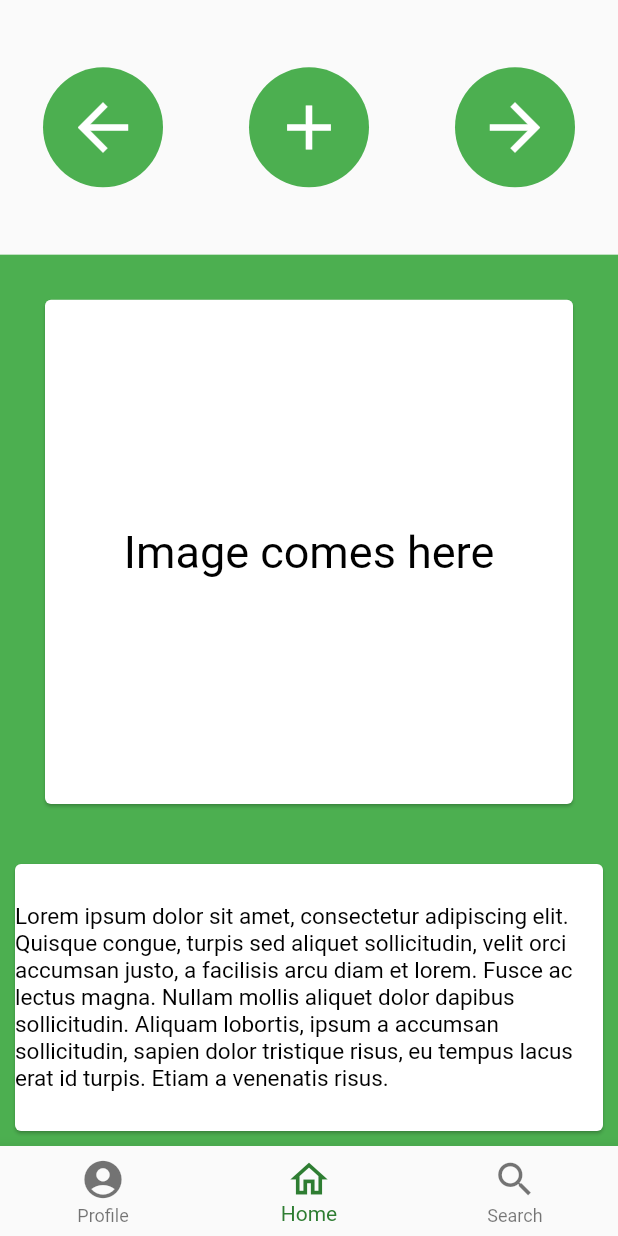
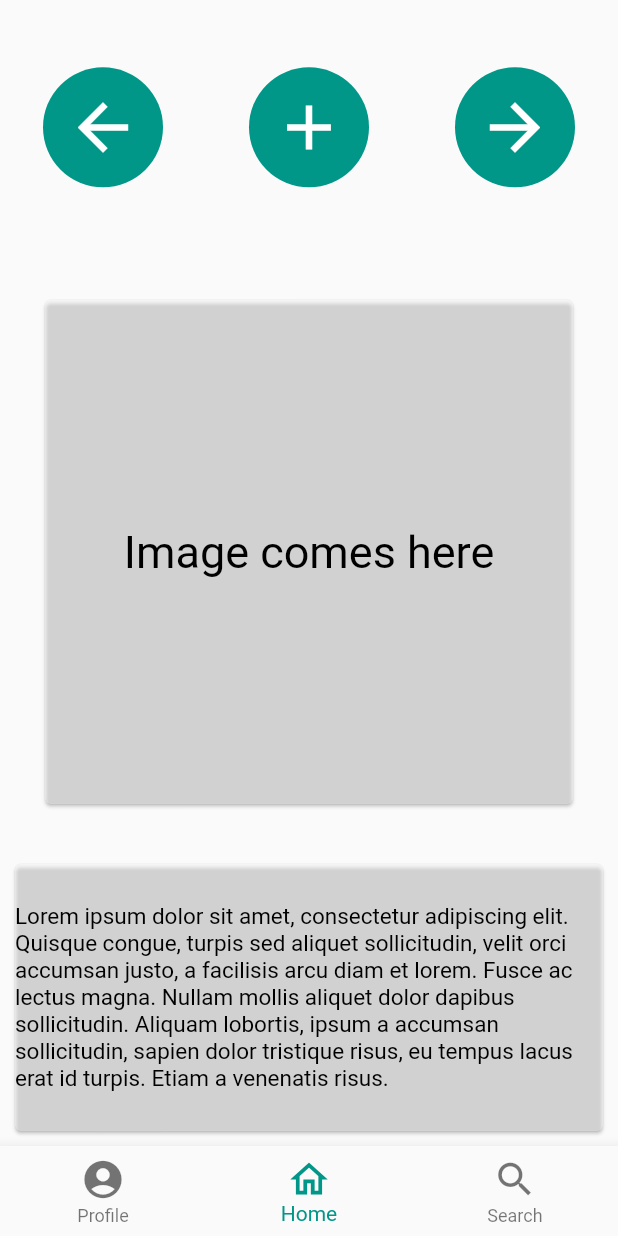
Before and after one commit to alicagatay/nameless_secret_project, a Flutter app: the screen it shows after launch, on a phone screen of 412 x 824 dp. Run offline on Flutter 3.47's test engine with Material 2 defaults, Android fonts, the phone set to English and light mode, and no system bars.

Commit message:
Main screen user interface improved. Started the initial design of the profile page.

```diff
--- a/lib/home_screen.dart
+++ b/lib/home_screen.dart
@@ -47,7 +47,7 @@ class _HomeScreenState extends State<HomeScreen> {
           ),
         ],
         currentIndex: _selectedIndex,
-        selectedItemColor: Colors.green[800],
+        selectedItemColor: Colors.teal,
         onTap: _onItemTapped,
       ),
     );
--- a/lib/main_page.dart
+++ b/lib/main_page.dart
@@ -16,7 +16,7 @@ class MainPage extends StatelessWidget {
               Container(
                 decoration: const BoxDecoration(
                   shape: BoxShape.circle,
-                  color: Colors.green,
+                  color: Colors.teal,
                 ),
                 width: 80,
                 child: const Center(
@@ -30,7 +30,7 @@ class MainPage extends StatelessWidget {
               Container(
                 decoration: const BoxDecoration(
                   shape: BoxShape.circle,
-                  color: Colors.green,
+                  color: Colors.teal,
                 ),
                 width: 80,
                 child: const Center(
@@ -44,7 +44,7 @@ class MainPage extends StatelessWidget {
               Container(
                 decoration: const BoxDecoration(
                   shape: BoxShape.circle,
-                  color: Colors.green,
+                  color: Colors.teal,
                 ),
                 width: 80,
                 child: const Center(
@@ -61,14 +61,12 @@ class MainPage extends StatelessWidget {
           flex: 2,
         ),
         Flexible(
-          child: Container(
-            color: Colors.green,
           child: Column(
             children: const <Widget>[
               Flexible(
                 child: Center(
                   child: Card(
-                      color: Colors.white,
+                    color: Colors.white38,
                     margin: EdgeInsets.all(30),
                     child: Center(
                       child: Text(
@@ -86,7 +84,7 @@ class MainPage extends StatelessWidget {
               ),
               Flexible(
                 child: Card(
-                    color: Colors.white,
+                  color: Colors.white38,
                   margin: EdgeInsets.all(10),
                   child: Center(
                     child: Text(
@@ -107,7 +105,6 @@ class MainPage extends StatelessWidget {
               )
             ],
           ),
-          ),
           fit: FlexFit.tight,
           flex: 7,
         ),
```
Also changed, not shown: lib/profile_page.dart (+50 -6 lines). Lines whose indentation alone changed are shown as unchanged.
